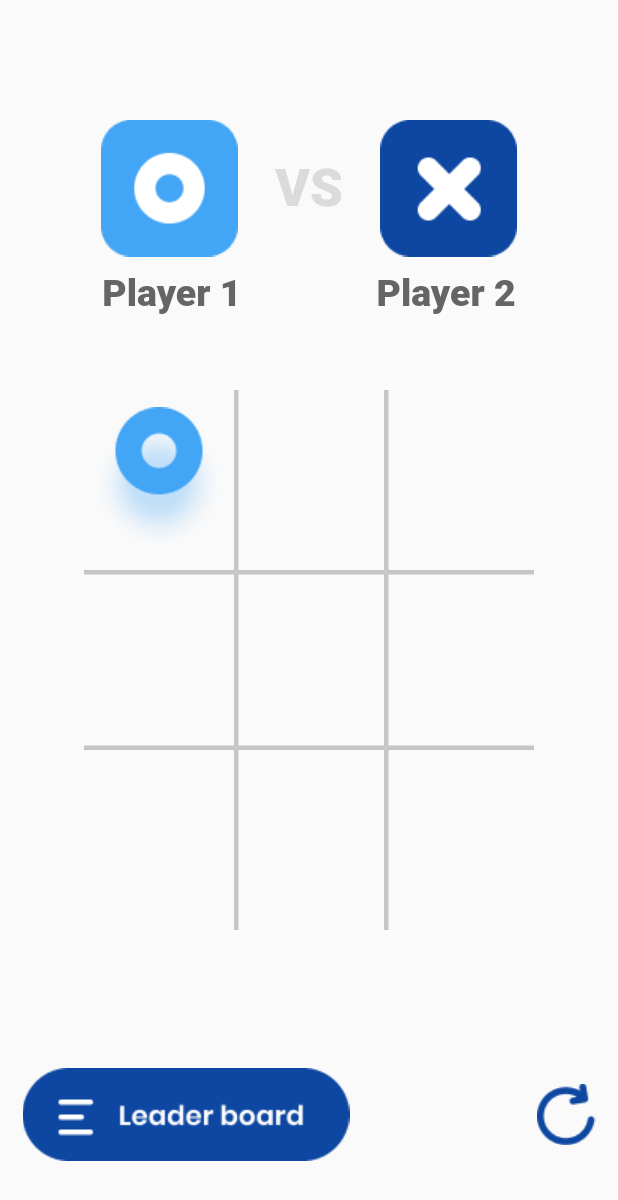
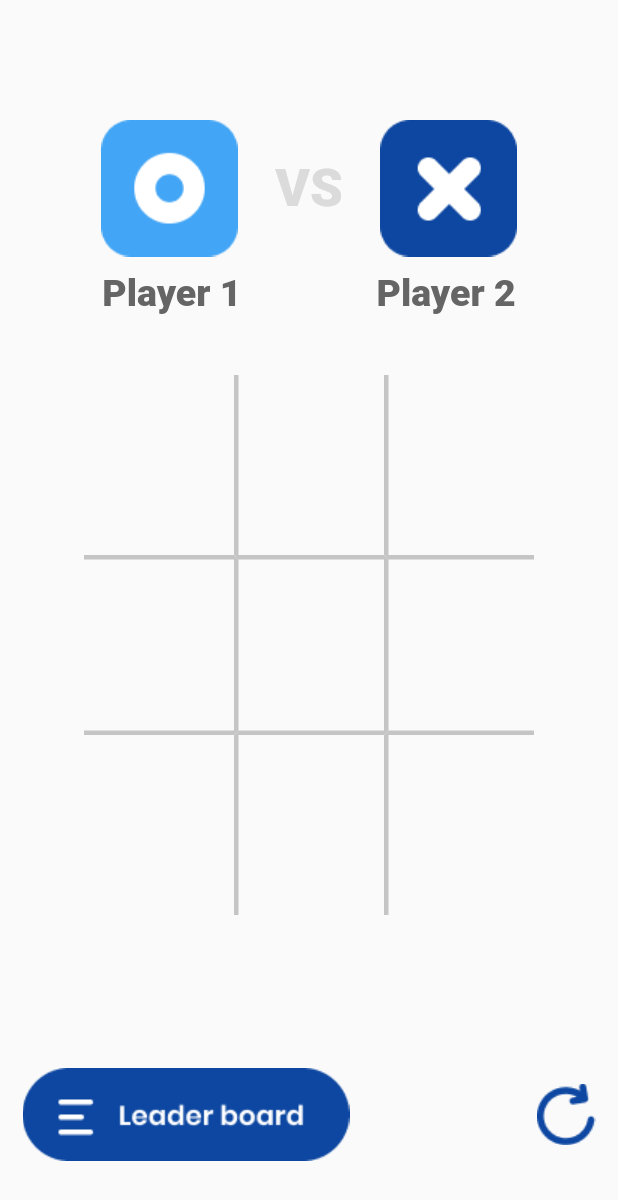
Before and after one commit to SajeelAhmed1/Flutter-TicTacToeApp, a Flutter app: the screen it shows after launch, on a phone screen of 412 x 824 dp. Shown: the top 1200 px of the screen. Run offline on Flutter 3.47's test engine with Material 2 defaults, Android fonts, the phone set to English and light mode, and no system bars.

Commit message:
fresh commit

```diff
--- a/lib/screens/home.dart
+++ b/lib/screens/home.dart
@@ -8,7 +8,7 @@ class homepage extends StatefulWidget {
 }
 
 class _homepageState extends State<homepage> {
-  // var c1 = 0;
+  Widget c1 = Text(" ");
   @override
   Widget build(BuildContext context) {
     return Scaffold(
@@ -60,16 +60,20 @@ class _homepageState extends State<homepage> {
           ],
         ),
         Padding(
-          padding: const EdgeInsets.only(top: 50),
+          padding: const EdgeInsets.only(top: 40),
           child: Row(
             mainAxisAlignment: MainAxisAlignment.center,
             children: [
-              Container(
-                height: 120,
-                width: 100,
-                child: Image.asset(
-                  'assets/images/O.png',
-                ),
+              GestureDetector(
+                // When the child is tapped, show a snackbar.
+                onTap: () {
+                  setState(() {
+                    c1 = Image.asset(
+                      "assets/images/O.png",
+                    );
+                  });
+                },
+                child: Container(height: 120, width: 100, child: c1),
               ),
               Container(
                 padding: const EdgeInsets.only(left: 40, right: 20),
@@ -210,8 +214,16 @@ class _homepageState extends State<homepage> {
                 'assets/images/leaderboardbutton.png',
               ),
               const Spacer(),
-              Image.asset(
-                'assets/images/refresh.png',
+              GestureDetector(
+                // When the child is tapped, show a snackbar.
+                onTap: () {
+                  setState(() {
+                    c1 = Text(" ");
+                  });
+                },
+                child: Image.asset(
+                  'assets/images/refresh.png',
+                ),
               ),
             ],
           ),
```
